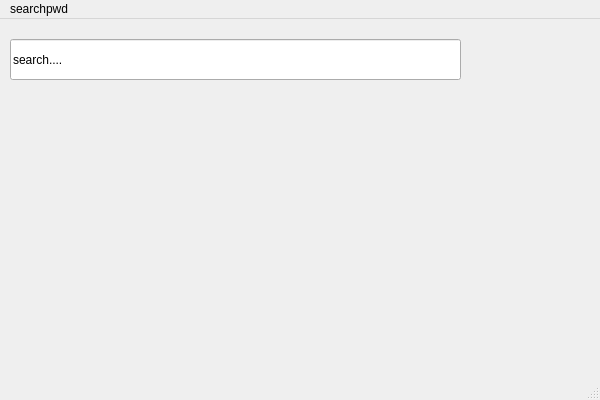
The window that searchpwd.ui (benbenohye/TPA) describes before a commit, drawn with Qt 5.
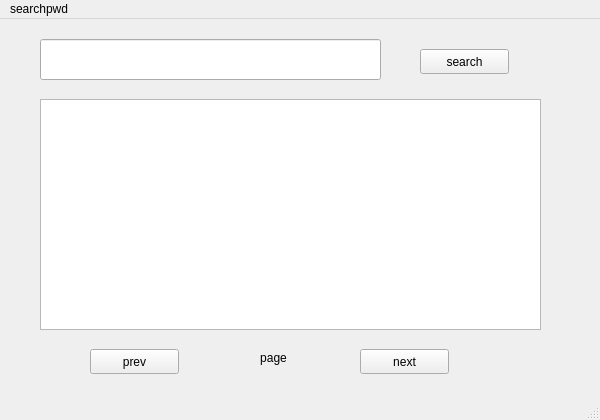
The same window after the commit.

Patch:
```diff
--- a/searchpwd.ui
+++ b/searchpwd.ui
@@ -7,24 +7,86 @@
     <x>0</x>
     <y>0</y>
     <width>600</width>
-    <height>400</height>
+    <height>420</height>
    </rect>
   </property>
   <property name="windowTitle">
    <string>MainWindow</string>
   </property>
   <widget class="QWidget" name="centralwidget">
-   <widget class="QLineEdit" name="lineEdit">
+   <widget class="QTableView" name="pwdtableView">
     <property name="geometry">
      <rect>
-      <x>10</x>
+      <x>40</x>
+      <y>80</y>
+      <width>501</width>
+      <height>231</height>
+     </rect>
+    </property>
+   </widget>
+   <widget class="QPushButton" name="prevButton">
+    <property name="geometry">
+     <rect>
+      <x>90</x>
+      <y>330</y>
+      <width>89</width>
+      <height>25</height>
+     </rect>
+    </property>
+    <property name="text">
+     <string>prev</string>
+    </property>
+   </widget>
+   <widget class="QPushButton" name="nextButton">
+    <property name="geometry">
+     <rect>
+      <x>360</x>
+      <y>330</y>
+      <width>89</width>
+      <height>25</height>
+     </rect>
+    </property>
+    <property name="text">
+     <string>next</string>
+    </property>
+   </widget>
+   <widget class="QLabel" name="pageLabel">
+    <property name="geometry">
+     <rect>
+      <x>240</x>
+      <y>330</y>
+      <width>67</width>
+      <height>17</height>
+     </rect>
+    </property>
+    <property name="text">
+     <string>page</string>
+    </property>
+    <property name="alignment">
+     <set>Qt::AlignCenter</set>
+    </property>
+   </widget>
+   <widget class="QLineEdit" name="searchcontentEdit">
+    <property name="geometry">
+     <rect>
+      <x>40</x>
       <y>20</y>
-      <width>451</width>
+      <width>341</width>
       <height>41</height>
      </rect>
     </property>
+   </widget>
+   <widget class="QPushButton" name="searchButton">
+    <property name="geometry">
+     <rect>
+      <x>420</x>
+      <y>30</y>
+      <width>89</width>
+      <height>25</height>
+     </rect>
+    </property>
     <property name="text">
-     <string>search....</string>
+     <string>search</string>
     </property>
    </widget>
   </widget>
```
